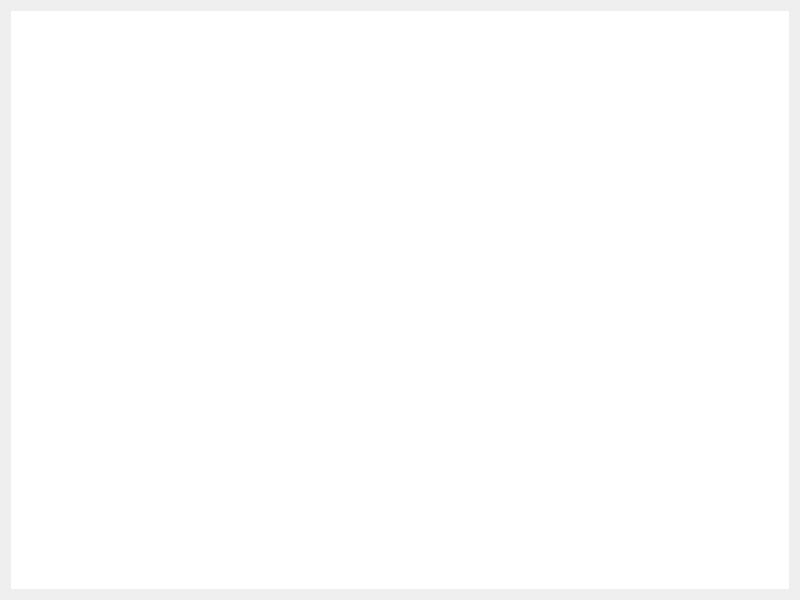
vkohaupt/vokoscreenNG, file src/licenses/licenses.ui: the form before one commit.
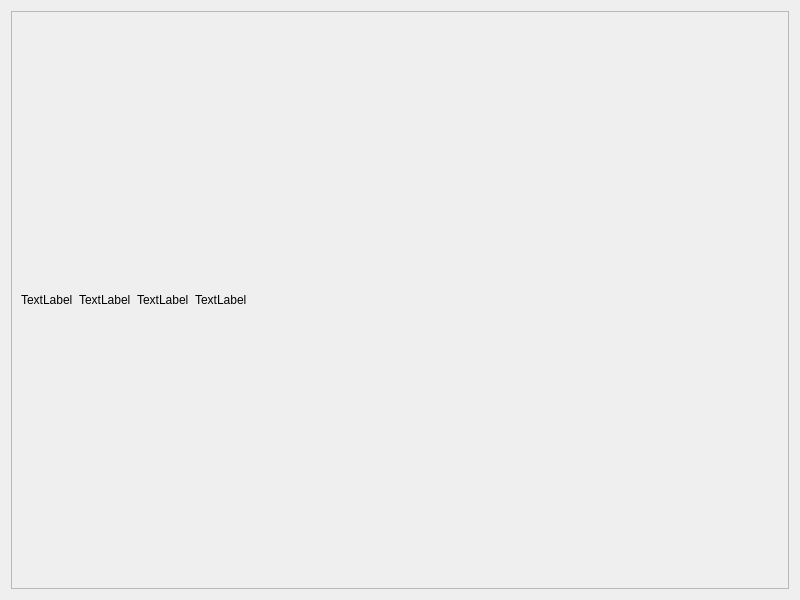
The form after the commit.

Commit message: Licenses Pictures

The edit to the form file:
```diff
--- a/src/licenses/licenses.ui
+++ b/src/licenses/licenses.ui
@@ -15,13 +15,67 @@
   </property>
   <layout class="QVBoxLayout" name="verticalLayout_2">
    <item>
-    <widget class="QTextBrowser" name="textBrowser">
-     <property name="frameShape">
-      <enum>QFrame::NoFrame</enum>
-     </property>
-     <property name="openExternalLinks">
+    <widget class="QScrollArea" name="scrollArea">
+     <property name="widgetResizable">
       <bool>true</bool>
      </property>
+     <widget class="QWidget" name="scrollAreaWidgetContents">
+      <property name="geometry">
+       <rect>
+        <x>0</x>
+        <y>0</y>
+        <width>784</width>
+        <height>584</height>
+       </rect>
+      </property>
+      <layout class="QVBoxLayout" name="verticalLayout">
+       <item>
+        <layout class="QGridLayout" name="gridLayout">
+         <item row="0" column="2">
+          <widget class="QLabel" name="label_dummy_3">
+           <property name="text">
+            <string>TextLabel</string>
+           </property>
+          </widget>
+         </item>
+         <item row="0" column="0">
+          <widget class="QLabel" name="label_dummy_1">
+           <property name="text">
+            <string>TextLabel</string>
+           </property>
+          </widget>
+         </item>
+         <item row="0" column="1">
+          <widget class="QLabel" name="label_dummy_2">
+           <property name="text">
+            <string>TextLabel</string>
+           </property>
+          </widget>
+         </item>
+         <item row="0" column="4">
+          <spacer name="horizontalSpacer">
+           <property name="orientation">
+            <enum>Qt::Horizontal</enum>
+           </property>
+           <property name="sizeHint" stdset="0">
+            <size>
+             <width>40</width>
+             <height>20</height>
+            </size>
+           </property>
+          </spacer>
+         </item>
+         <item row="0" column="3">
+          <widget class="QLabel" name="label_dummy_4">
+           <property name="text">
+            <string>TextLabel</string>
+           </property>
+          </widget>
+         </item>
+        </layout>
+       </item>
+      </layout>
+     </widget>
     </widget>
    </item>
   </layout>
```
The commit also changes 2 other files.
